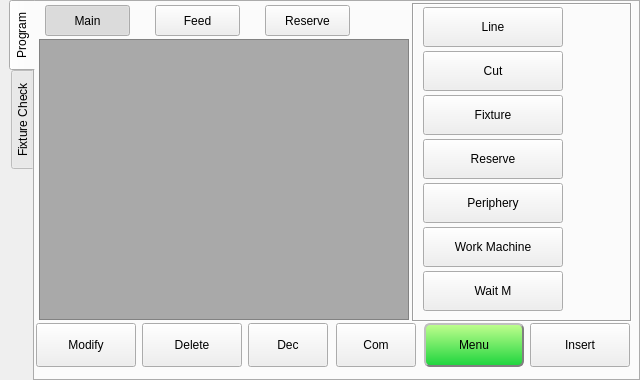
Above: hcinstruction/ichcinstructionpageframe.ui from GaussCheng/2-5AxisPunch before the change. Below: the same form after it.
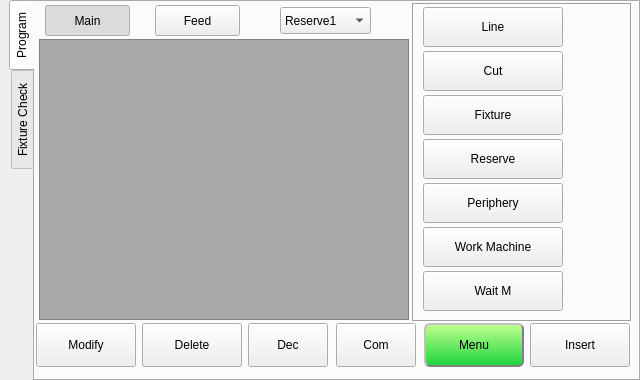
That is the form after the change. Icons and pictures are not drawn.

The edit to the form file:
```diff
--- a/hcinstruction/ichcinstructionpageframe.ui
+++ b/hcinstruction/ichcinstructionpageframe.ui
@@ -727,36 +727,50 @@
       <string notr="true">buttonGroup</string>
      </attribute>
     </widget>
-    <widget class="QPushButton" name="reserveButton">
+    <widget class="QComboBox" name="reserveBox">
      <property name="geometry">
       <rect>
-       <x>230</x>
-       <y>3</y>
-       <width>85</width>
-       <height>31</height>
+       <x>245</x>
+       <y>5</y>
+       <width>91</width>
+       <height>27</height>
       </rect>
      </property>
-     <property name="minimumSize">
-      <size>
-       <width>0</width>
-       <height>24</height>
-      </size>
-     </property>
-     <property name="maximumSize">
-      <size>
-       <width>90</width>
-       <height>16777215</height>
-      </size>
-     </property>
-     <property name="text">
-      <string>Reserve</string>
-     </property>
-     <property name="checkable">
-      <bool>true</bool>
-     </property>
-     <attribute name="buttonGroup">
-      <string notr="true">buttonGroup</string>
-     </attribute>
+     <item>
+      <property name="text">
+       <string>Reserve1</string>
+      </property>
+     </item>
+     <item>
+      <property name="text">
+       <string>Reserve2</string>
+      </property>
+     </item>
+     <item>
+      <property name="text">
+       <string>Reserve3</string>
+      </property>
+     </item>
+     <item>
+      <property name="text">
+       <string>Reserve4</string>
+      </property>
+     </item>
+     <item>
+      <property name="text">
+       <string>Reserve5</string>
+      </property>
+     </item>
+     <item>
+      <property name="text">
+       <string>Reserve6</string>
+      </property>
+     </item>
+     <item>
+      <property name="text">
+       <string>Reserve7</string>
+      </property>
+     </item>
     </widget>
    </widget>
    <widget class="QWidget" name="fixtureCheck">
```
